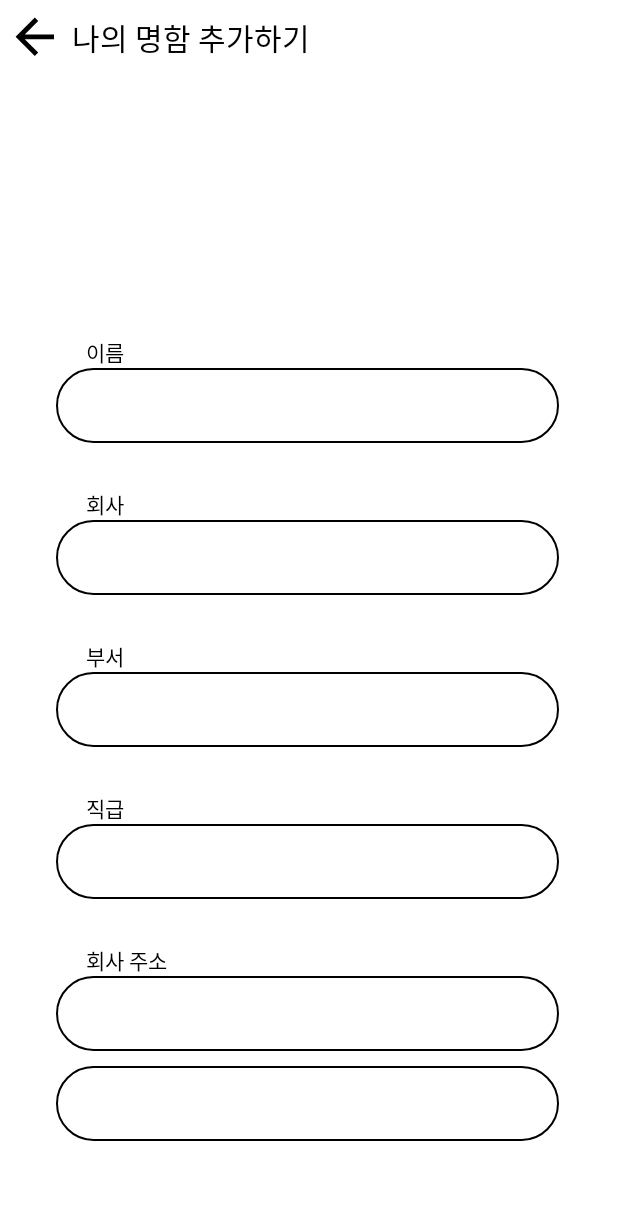
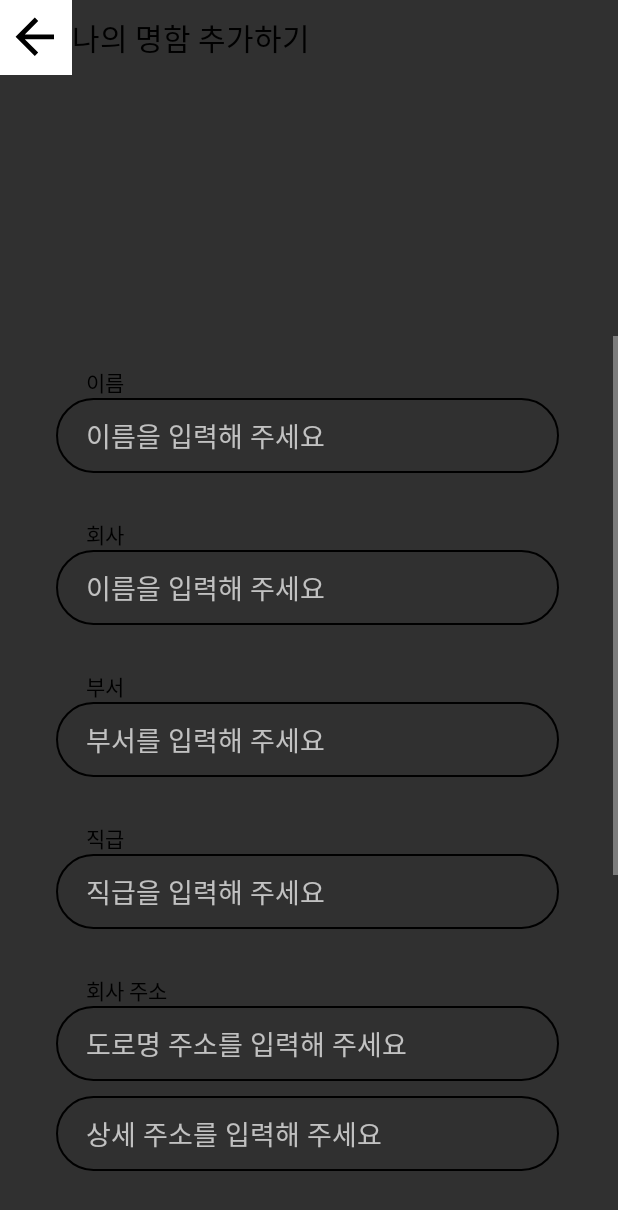
Before and after one commit to thduss/android_2023, an Android app: the nameCard_createpage screen opened directly, with no data from a screen before it, on a phone screen of 412 x 824 dp. Shown: the top 1210 px of the screen. Run offline under Robolectric (Android 15) with nearby library versions, the phone set to English and light mode, and no system bars.

Commit message:
soyeon commit

```diff
--- a/app/src/main/res/drawable/btn_radius.xml
+++ b/app/src/main/res/drawable/btn_radius.xml
@@ -3,7 +3,7 @@
 <shape xmlns:android="http://schemas.android.com/apk/res/android"
     android:padding="10dp"
     android:shape="rectangle" >
-    <solid android:color="@color/white" />
+<!--    <solid android:color="@color/white" />-->
     <corners
         android:bottomLeftRadius="30dp"
         android:bottomRightRadius="30dp"
--- a/app/src/main/res/layout/activity_name_card_createpage.xml
+++ b/app/src/main/res/layout/activity_name_card_createpage.xml
@@ -4,7 +4,6 @@
     xmlns:tools="http://schemas.android.com/tools"
     android:layout_width="match_parent"
     android:layout_height="match_parent"
-    android:background="@color/white"
     tools:context=".nameCard_createpage">
 
     <LinearLayout
@@ -45,9 +44,9 @@
     <ScrollView
         android:id="@+id/scrollView2"
         android:layout_width="415dp"
-        android:layout_height="660dp"
+        android:layout_height="600dp"
         android:fillViewport="true"
-        android:paddingTop="40dp"
+        android:layout_marginTop="50dp"
         android:paddingBottom="20dp"
         app:layout_constraintBottom_toBottomOf="parent"
         app:layout_constraintEnd_toEndOf="parent"
--- a/app/src/main/res/layout/activity_name_card_editpage.xml
+++ b/app/src/main/res/layout/activity_name_card_editpage.xml
@@ -46,7 +46,7 @@
     <ScrollView
         android:id="@+id/scrollView2"
         android:layout_width="415dp"
-        android:layout_height="660dp"
+        android:layout_height="600dp"
         android:fillViewport="true"
         android:paddingTop="40dp"
         android:paddingBottom="20dp"
```
